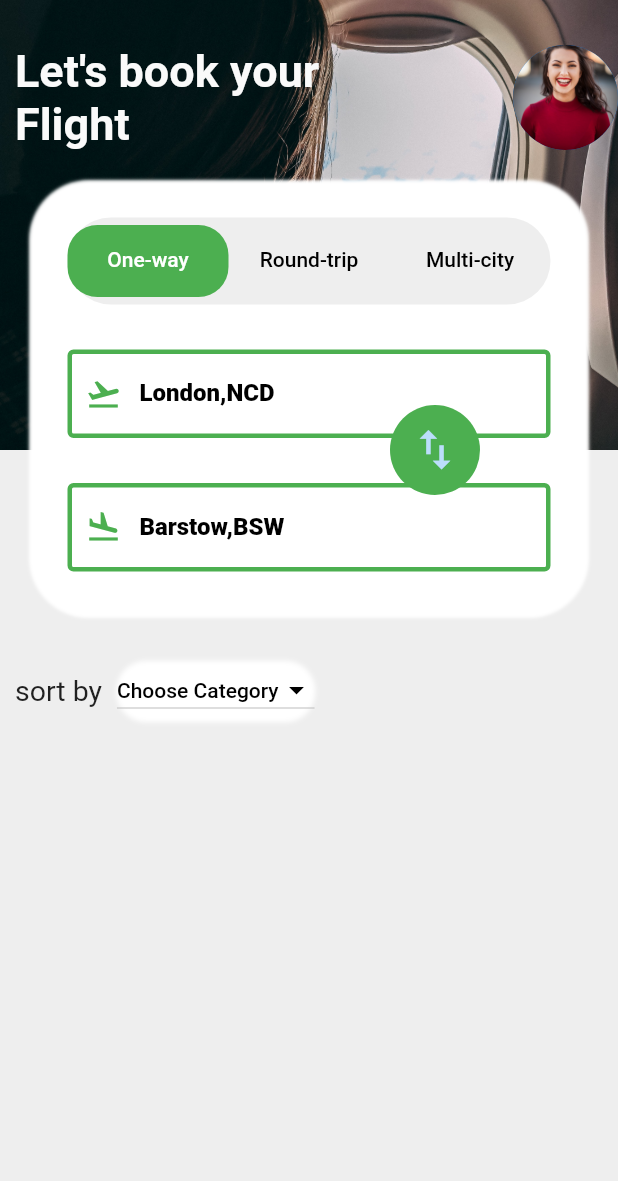
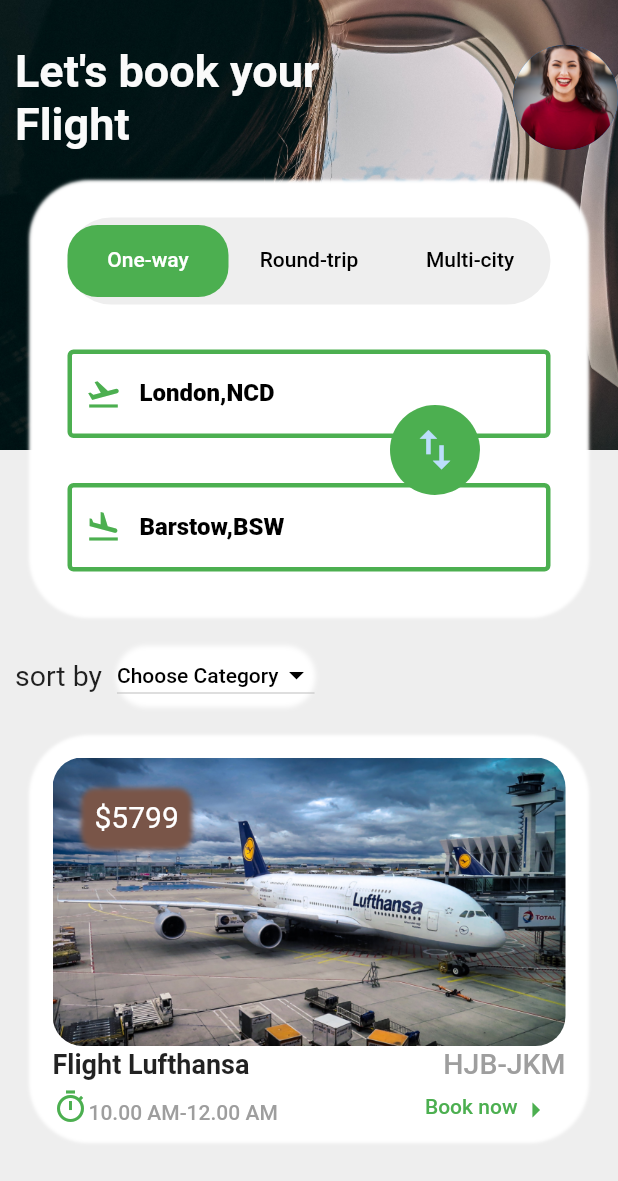
Before and after one commit to balakrishdq/travel_app, a Flutter app: the screen it shows after launch, on a phone screen of 412 x 824 dp. Shown: the top 1181 px of the screen. Run offline on Flutter 3.47's test engine with Material 2 defaults, Android fonts, the phone set to English and light mode, and no system bars; our stand-ins replace gap.

Commit message:
second screen completed

```diff
--- a/lib/screens/booking_screen.dart
+++ b/lib/screens/booking_screen.dart
@@ -1,9 +1,10 @@
 import 'package:flutter/material.dart';
 import 'package:gap/gap.dart';
-import 'package:travel_app/widgets/card_with_tabs.dart';
-import 'package:travel_app/widgets/dropdown_widget.dart';
-import 'package:travel_app/widgets/swap_vert.dart';
-import 'package:travel_app/widgets/title_and_profile.dart';
+import 'package:travel_app/widgets/second_screen/card_with_data.dart';
+import 'package:travel_app/widgets/second_screen/card_with_tabs.dart';
+import 'package:travel_app/widgets/second_screen/dropdown_widget.dart';
+import 'package:travel_app/widgets/second_screen/swap_vert.dart';
+import 'package:travel_app/widgets/second_screen/title_and_profile.dart';
 
 class BookingScreen extends StatefulWidget {
   const BookingScreen({super.key});
@@ -37,8 +38,10 @@
               SwapVert(),
             ],
           ),
-          Gap(30),
+          Gap(20),
           DropdownWidget(),
+          Gap(20),
+          CardWithData(),
         ],
       ),
     );
--- /dev/null
+++ b/lib/widgets/second_screen/card_with_data.dart
@@ -0,0 +1,138 @@
+import 'package:flutter/material.dart';
+import 'package:gap/gap.dart';
+
+class CardWithData extends StatelessWidget {
+  const CardWithData({super.key});
+
+  @override
+  Widget build(BuildContext context) {
+    return Padding(
+      padding: const EdgeInsets.symmetric(
+        horizontal: 20.0,
+      ),
+      child: Container(
+        height: 270,
+        width: double.infinity,
+        decoration: BoxDecoration(
+          borderRadius: BorderRadius.circular(40),
+          boxShadow: [
+            BoxShadow(
+                blurRadius: 1,
+                spreadRadius: 0.5,
+                color: Colors.white,
+                offset: Offset(0, 1))
+          ],
+        ),
+        child: Padding(
+          padding: const EdgeInsets.all(15.0),
+          child: Column(
+            mainAxisAlignment: MainAxisAlignment.spaceEvenly,
+            children: [
+              Stack(
+                children: [
+                  ClipRRect(
+                    borderRadius: BorderRadius.circular(20),
+                    child: Image(
+                      image: AssetImage(
+                        'assets/images/flight1.jpg',
+                      ),
+                    ),
+                  ),
+                  Padding(
+                    padding: const EdgeInsets.symmetric(
+                      horizontal: 20,
+                      vertical: 20,
+                    ),
+                    child: Container(
+                      height: 40,
+                      decoration: BoxDecoration(
+                          borderRadius: BorderRadius.circular(10),
+                          boxShadow: [
+                            BoxShadow(
+                              color: Colors.brown,
+                              blurRadius: 2,
+                              spreadRadius: 0.5,
+                              offset: Offset(0, 1),
+                            ),
+                          ]),
+                      child: Padding(
+                        padding: const EdgeInsets.all(8.0),
+                        child: Text(
+                          "\$${5799}",
+                          style: TextStyle(
+                            color: Colors.white,
+                            fontSize: 20,
+                          ),
+                        ),
+                      ),
+                    ),
+                  )
+                ],
+              ),
+              Gap(1),
+              Row(
+                mainAxisAlignment: MainAxisAlignment.spaceBetween,
+                children: [
+                  Text(
+                    'Flight Lufthansa',
+                    style: TextStyle(
+                      fontSize: 18,
+                      fontWeight: FontWeight.bold,
+                    ),
+                  ),
+                  Text(
+                    'HJB-JKM',
+                    style: TextStyle(
+                      color: Colors.grey,
+                      fontWeight: FontWeight.w500,
+                      fontSize: 19,
+                    ),
+                  )
+                ],
+              ),
+              Row(
+                mainAxisAlignment: MainAxisAlignment.spaceBetween,
+                children: [
+                  Text.rich(TextSpan(children: [
+                    WidgetSpan(
+                        child: Icon(
+                      Icons.timer_outlined,
+                      color: Colors.green,
+                    )),
+                    TextSpan(
+                      text: '10.00 AM-12.00 AM',
+                      style: TextStyle(
+                        color: Colors.grey,
+                        fontWeight: FontWeight.w500,
+                        fontSize: 14,
+                      ),
+                    )
+                  ])),
+                  SizedBox(
+                      height: 35,
+                      child: TextButton(
+                          onPressed: () {},
+                          child: Row(
+                            mainAxisSize: MainAxisSize.min,
+                            children: [
+                              Text(
+                                'Book now',
+                                style: TextStyle(
+                                  color: Colors.green,
+                                ),
+                              ),
+                              Icon(
+                                Icons.arrow_right,
+                                color: Colors.green,
+                              ),
+                            ],
+                          )))
+                ],
+              )
+            ],
+          ),
+        ),
+      ),
+    );
+  }
+}
--- a/lib/widgets/card_with_tabs.dart
+++ b/lib/widgets/second_screen/card_with_tabs.dart
@@ -1,8 +1,7 @@
 import 'package:flutter/material.dart';
 import 'package:gap/gap.dart';
-import 'package:travel_app/widgets/from_to_field.dart';
-import 'package:travel_app/widgets/swap_vert.dart';
-import 'package:travel_app/widgets/tabbar_widget.dart';
+import 'package:travel_app/widgets/second_screen/from_to_field.dart';
+import 'package:travel_app/widgets/second_screen/tabbar_widget.dart';
 
 class CardWithTabs extends StatelessWidget {
   const CardWithTabs({super.key});
```
Also changed, not shown: assets/images/flight1.jpg (added), lib/widgets/second_screen/dropdown_widget.dart (renamed from lib/widgets/dropdown_widget.dart), lib/widgets/second_screen/from_to_field.dart (renamed from lib/widgets/from_to_field.dart), lib/widgets/second_screen/swap_vert.dart (renamed from lib/widgets/swap_vert.dart), lib/widgets/second_screen/tabbar_widget.dart (renamed from lib/widgets/tabbar_widget.dart), lib/widgets/second_screen/title_and_profile.dart (renamed from lib/widgets/title_and_profile.dart).
